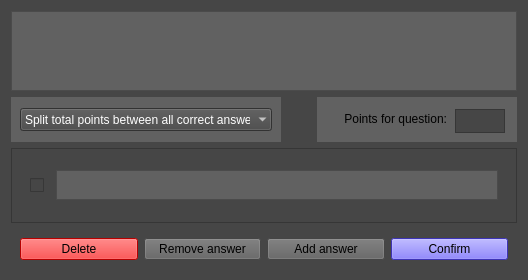
Above: UI/questionSingleChoice.ui from NeoMCHS/testing-app before the change. Below: the same form after it.
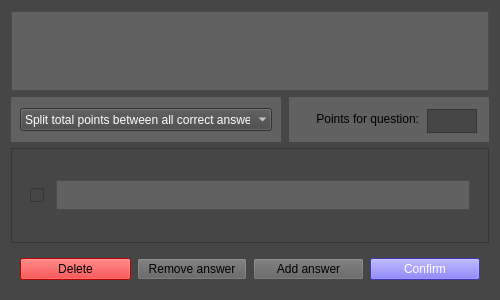
That is the form after the change.

Commit message: Added finishing the question

```diff
--- a/UI/questionSingleChoice.ui
+++ b/UI/questionSingleChoice.ui
@@ -6,8 +6,8 @@
    <rect>
     <x>0</x>
     <y>0</y>
-    <width>528</width>
-    <height>280</height>
+    <width>500</width>
+    <height>300</height>
    </rect>
   </property>
   <property name="sizePolicy">
@@ -18,14 +18,14 @@
   </property>
   <property name="minimumSize">
    <size>
-    <width>0</width>
-    <height>280</height>
+    <width>500</width>
+    <height>300</height>
    </size>
   </property>
   <property name="maximumSize">
    <size>
     <width>1500000</width>
-    <height>1500000</height>
+    <height>650</height>
    </size>
   </property>
   <property name="windowTitle">
@@ -214,6 +214,12 @@
      </item>
      <item>
       <widget class="QScrollArea" name="scrollArea">
+       <property name="maximumSize">
+        <size>
+         <width>16777215</width>
+         <height>600</height>
+        </size>
+       </property>
        <property name="widgetResizable">
         <bool>true</bool>
        </property>
@@ -222,8 +228,8 @@
          <rect>
           <x>0</x>
           <y>0</y>
-          <width>485</width>
-          <height>76</height>
+          <width>472</width>
+          <height>79</height>
          </rect>
         </property>
         <layout class="QVBoxLayout" name="verticalLayout_4">
@@ -308,7 +314,8 @@
       <item>
        <widget class="QPushButton" name="delete_button">
         <property name="styleSheet">
-         <string notr="true">background-color: rgb(255, 0, 0);</string>
+         <string notr="true">background-color: rgb(255, 0, 0);
+color: rgb(0, 0, 0);</string>
         </property>
         <property name="text">
          <string>Delete</string>
@@ -338,7 +345,8 @@
       <item>
        <widget class="QPushButton" name="validate_button">
         <property name="styleSheet">
-         <string notr="true">background-color: rgb(86, 73, 255);</string>
+         <string notr="true">background-color: rgb(86, 73, 255);
+color: rgb(255, 255, 255);</string>
         </property>
         <property name="text">
          <string>Confirm</string>
```
Left out of the diff: 6 changed lines with no effect on the pictures. The commit also changes 4 other files.
